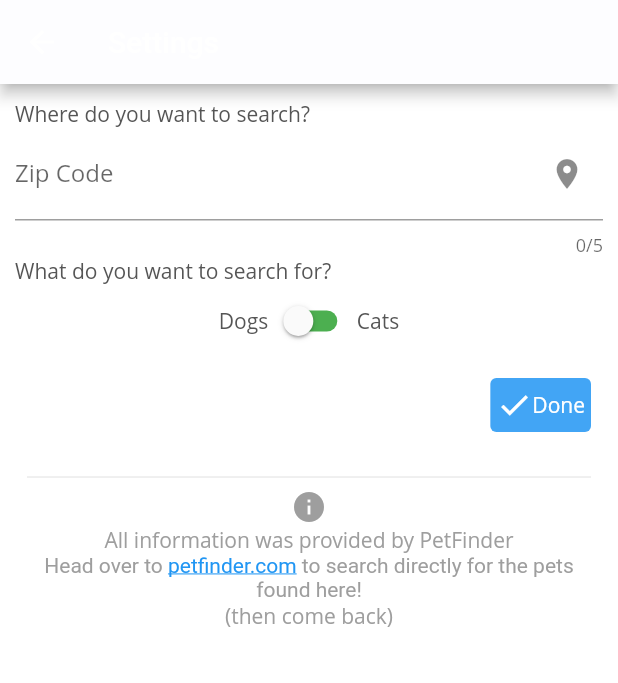
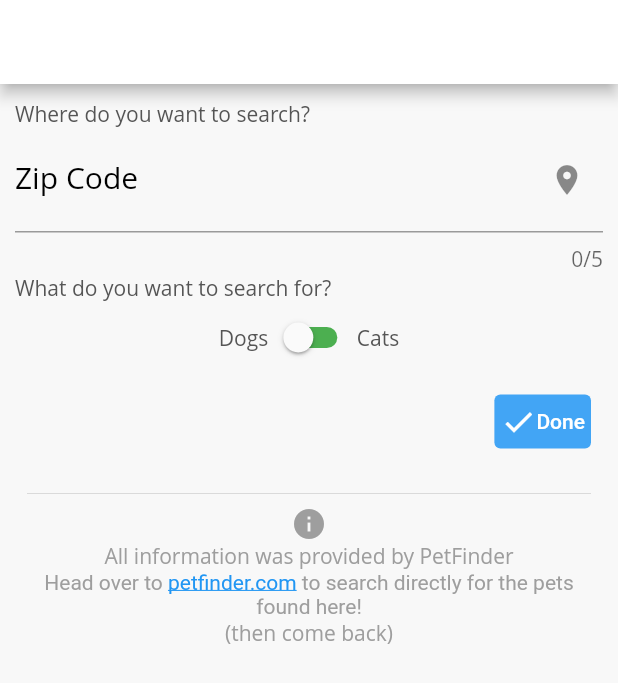
Before and after one commit to SpokenBanana/pawdoption, a Flutter app: the screen it shows after launch, after a tap on the "settings" icon, on a phone screen of 412 x 824 dp. Shown: the top 683 px of the screen. Run offline on Flutter 3.47's test engine with Material 2 defaults, Android fonts, the phone set to English and light mode, and no system bars; our stand-ins replace shared_preferences.

Commit message:
Added dart theme capabilities

```diff
--- a/lib/main.dart
+++ b/lib/main.dart
@@ -8,14 +8,15 @@ void main() => runApp(new MyApp());
 class MyApp extends StatelessWidget {
   @override
   Widget build(BuildContext context) {
-    return new MaterialApp(
+    final ThemeData mainTheme = _buildTheme();
+    return MaterialApp(
         title: 'Pawdoption',
-        theme: _buildTheme(),
+        theme: mainTheme,
         debugShowCheckedModeBanner: false,
         home: DefaultTabController(
           length: 3,
           child: Scaffold(
-            bottomNavigationBar: _buildTabBar(),
+            bottomNavigationBar: _buildTabBar(mainTheme),
             body: TabBarView(
                 physics: const NeverScrollableScrollPhysics(),
                 children: <Widget>[
@@ -26,12 +27,14 @@ class MyApp extends StatelessWidget {
         ));
   }
 
-  Widget _buildTabBar() {
+  Widget _buildTabBar(ThemeData theme) {
     return Container(
       height: 60.0,
       decoration: BoxDecoration(
-        color: Colors.white,
-        boxShadow: [BoxShadow(color: Colors.grey, blurRadius: 5.0)],
+        color: theme.bottomAppBarColor,
+        boxShadow: [
+          BoxShadow(color: Colors.black.withOpacity(.4), blurRadius: 5.0)
+        ],
       ),
       child: TabBar(
         indicatorWeight: 0.1,
@@ -51,21 +54,99 @@ class MyApp extends StatelessWidget {
   ThemeData _buildTheme() {
     final ThemeData base = ThemeData.light();
     return base.copyWith(
-      primaryColor: kPetPrimary,
+      primaryColor: Colors.white,
+      primaryColorDark: kPetPrimaryText,
+      accentColor: Colors.black,
+      canvasColor: Colors.white,
       scaffoldBackgroundColor: kPetGray,
+      buttonColor: Colors.white,
       primaryIconTheme: base.iconTheme.copyWith(
         color: Color(0xFF555555),
       ),
-      primaryTextTheme: base.textTheme.copyWith().apply(
-            fontFamily: 'OpenSans',
-            displayColor: kPetPrimaryText,
-            bodyColor: kPetPrimaryText,
-          ),
-      textTheme: base.textTheme.copyWith().apply(
-            fontFamily: 'OpenSans',
-            displayColor: kPetPrimaryText,
-            bodyColor: kPetPrimaryText,
-          ),
+      primaryTextTheme: base.textTheme.copyWith(
+        title: TextStyle(
+          color: kPetPrimaryText,
+          fontFamily: "Raleway",
+          fontSize: 25.0,
+        ),
+        subhead: TextStyle(
+          color: Colors.grey[600],
+          fontFamily: 'Raleway',
+          fontSize: 22.0,
+        ),
+      ),
+      textTheme: base.textTheme.copyWith(
+        title: TextStyle(
+          color: kPetPrimaryText,
+          fontFamily: "LobsterTwo",
+          fontSize: 25.0,
+        ),
+        headline: TextStyle(
+          color: kPetPrimaryText,
+          fontFamily: 'Raleway',
+          fontSize: 22.0,
+          fontWeight: FontWeight.bold,
+        ),
+        subhead: TextStyle(
+          color: Colors.grey[600],
+          fontFamily: 'Raleway',
+          fontSize: 22.0,
+        ),
+        caption: TextStyle(
+          color: Colors.grey,
+          fontFamily: 'OpenSans',
+          fontSize: 14.0,
+        ),
+        body1: TextStyle(
+          color: kPetPrimaryText,
+          fontFamily: 'OpenSans',
+        ),
+      ),
+    );
+  }
+
+  ThemeData _buildDarkTheme() {
+    final ThemeData base = ThemeData.dark();
+    return base.copyWith(
+      indicatorColor: Colors.blue[600],
+      accentColor: Colors.white,
+      primaryTextTheme: base.primaryTextTheme.copyWith(
+        title: TextStyle(
+          color: Colors.grey[200],
+          fontFamily: "Raleway",
+          fontSize: 25.0,
+        ),
+      ),
+      textTheme: base.textTheme
+          .copyWith(
+              title: TextStyle(
+                color: Colors.grey[200],
+                fontFamily: "LobsterTwo",
+                fontSize: 25.0,
+              ),
+              headline: TextStyle(
+                fontFamily: 'Raleway',
+                fontSize: 22.0,
+                fontWeight: FontWeight.bold,
+                color: Colors.grey[300],
+              ),
+              subhead: TextStyle(
+                fontFamily: 'Raleway',
+                fontSize: 22.0,
+                color: Colors.grey[400],
+              ),
+              caption: TextStyle(
+                fontFamily: 'OpenSans',
+                fontSize: 14.0,
+                color: Colors.grey,
+              ),
+              body1: TextStyle(
+                fontFamily: 'OpenSans',
+                color: Colors.grey[300],
+              ))
+          .apply(),
+      buttonColor: Colors.grey[700],
+      buttonTheme: base.buttonTheme.copyWith(),
     );
   }
 }
--- a/lib/settings.dart
+++ b/lib/settings.dart
@@ -47,7 +47,6 @@ class _SettingsPage extends State<SettingsPage> {
   @override
   Widget build(BuildContext context) {
     return Scaffold(
-      backgroundColor: Colors.white,
       appBar: AppBar(
         title: Text("Settings"),
       ),
@@ -180,7 +179,15 @@ class _SettingsPage extends State<SettingsPage> {
   }
 
   Widget _buildZipTextField() {
-    return TextField(
+    return Theme(
+      data: Theme.of(context).copyWith(
+            primaryColor: Theme.of(context).accentColor,
+          ),
+      child: TextField(
+        style: TextStyle(
+            fontFamily: 'OpenSans',
+            color: Theme.of(context).accentColor,
+            fontSize: 20.0),
         controller: _textController,
         keyboardType: TextInputType.number,
         maxLength: 5,
@@ -189,9 +196,11 @@ class _SettingsPage extends State<SettingsPage> {
           _zip = text;
         },
         decoration: InputDecoration(
-        fillColor: Colors.white,
+          labelStyle: TextStyle(color: Theme.of(context).accentColor),
+          fillColor: Theme.of(context).accentColor,
           labelText: "Zip Code",
           suffixIcon: Icon(Icons.location_on),
+        ),
       ),
     );
   }
--- a/lib/swiping.dart
+++ b/lib/swiping.dart
@@ -115,10 +115,9 @@ class _SwipingPageState extends State<SwipingPage>
         elevation: 4.0,
         title: Center(
           child: Text("Pawdoption",
-              style: const TextStyle(
-                  fontFamily: "LobsterTwo",
-                  fontSize: 25.0,
-                  color: kPetPrimaryText)),
+              style: TextStyle(
+                fontFamily: 'LobsterTwo',
+              )),
         ),
       ),
       body: Center(
@@ -288,10 +287,7 @@ class _SwipingPageState extends State<SwipingPage>
                   '${pet.name},',
                   overflow: TextOverflow.ellipsis,
                   maxLines: 1,
-                  style: const TextStyle(
-                      fontWeight: FontWeight.bold,
-                      fontFamily: 'Raleway',
-                      fontSize: 22.0),
+                  style: Theme.of(context).textTheme.headline,
                 ),
                 SizedBox(width: 5.0),
                 Expanded(
@@ -299,8 +295,7 @@ class _SwipingPageState extends State<SwipingPage>
                     pet.age,
                     overflow: TextOverflow.fade,
                     maxLines: 1,
-                    style:
-                        const TextStyle(fontFamily: 'Raleway', fontSize: 20.0),
+                    style: Theme.of(context).textTheme.subhead,
                   ),
                 ),
               ],
@@ -387,7 +382,6 @@ class _SwipingPageState extends State<SwipingPage>
               feed.getRecentlySkipped();
             });
           },
-          color: Colors.white,
           shape: CircleBorder(),
           padding: const EdgeInsets.all(10.0),
           child: Icon(
@@ -407,7 +401,6 @@ class _SwipingPageState extends State<SwipingPage>
           },
           padding: edge,
           shape: CircleBorder(),
-          color: Colors.white,
           child: Icon(
             Icons.close,
             size: size,
@@ -426,7 +419,6 @@ class _SwipingPageState extends State<SwipingPage>
           },
           padding: edge,
           shape: CircleBorder(),
-          color: Colors.white,
           child: Icon(
             Icons.favorite,
             size: size,
@@ -447,7 +439,6 @@ class _SwipingPageState extends State<SwipingPage>
               }
             });
           },
-          color: Colors.white,
           shape: CircleBorder(),
           padding: const EdgeInsets.all(10.0),
           child: Icon(
```
Also changed, not shown: lib/details.dart (+7 -9 lines), lib/saved.dart (+4 -11 lines). Lines whose indentation alone changed are shown as unchanged.
